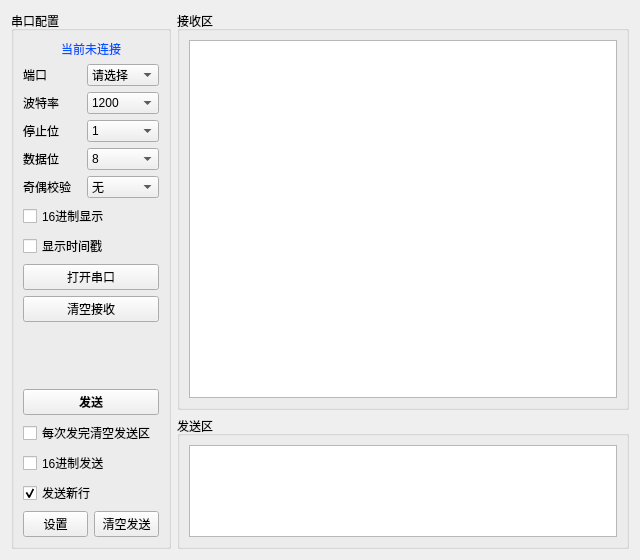
The window that QTosciloscope/widget.ui (BLKDASH/QtShowWave) describes before a commit, drawn with Qt 5.
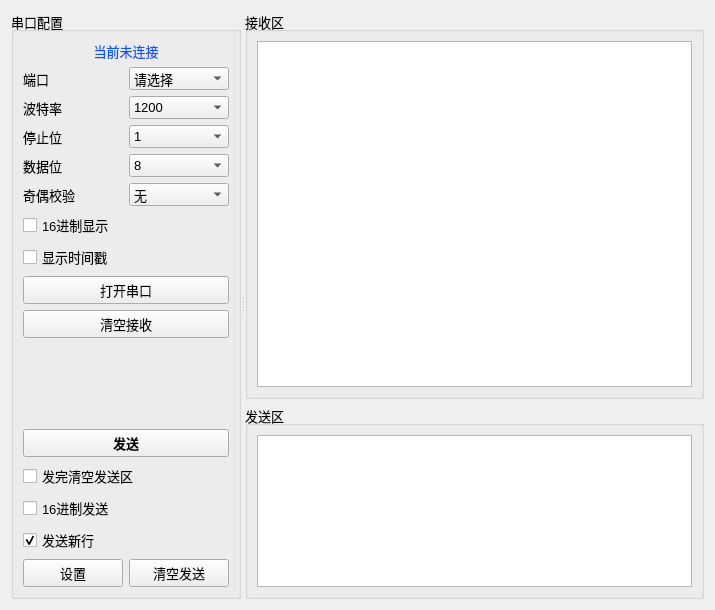
The same window after the commit. Icons and pictures are not drawn. Custom widgets are drawn as their Qt base class.

```diff
--- a/QTosciloscope/widget.ui
+++ b/QTosciloscope/widget.ui
@@ -6,8 +6,8 @@
    <rect>
     <x>0</x>
     <y>0</y>
-    <width>640</width>
-    <height>560</height>
+    <width>715</width>
+    <height>610</height>
    </rect>
   </property>
   <property name="windowTitle">
@@ -17,15 +17,12 @@
    <iconset resource="rec.qrc">
     <normaloff>:/new/prefix1/recf/wave.ico</normaloff>:/new/prefix1/recf/wave.ico</iconset>
   </property>
-  <layout class="QGridLayout" name="gridLayout_4">
+  <layout class="QGridLayout" name="gridLayout_5">
    <item row="0" column="0">
     <widget class="QSplitter" name="splitter">
      <property name="orientation">
       <enum>Qt::Orientation::Horizontal</enum>
      </property>
-     <widget class="QWidget" name="layoutWidget">
-      <layout class="QHBoxLayout" name="horizontalLayout" stretch="1,2">
-       <item>
         <widget class="QGroupBox" name="groupBox">
          <property name="minimumSize">
           <size>
@@ -35,10 +32,21 @@
          </property>
          <property name="maximumSize">
           <size>
-           <width>160</width>
+        <width>230</width>
            <height>16777215</height>
           </size>
          </property>
+      <property name="baseSize">
+       <size>
+        <width>160</width>
+        <height>0</height>
+       </size>
+      </property>
+      <property name="font">
+       <font>
+        <pointsize>10</pointsize>
+       </font>
+      </property>
          <property name="title">
           <string>串口配置</string>
          </property>
@@ -47,6 +55,11 @@
            <layout class="QVBoxLayout" name="verticalLayout_3">
             <item>
              <widget class="QLabel" name="lbConnected">
+           <property name="font">
+            <font>
+             <pointsize>10</pointsize>
+            </font>
+           </property>
               <property name="styleSheet">
                <string notr="true">color: rgb(0, 85, 255)</string>
               </property>
@@ -68,6 +81,11 @@
              <layout class="QGridLayout" name="gridLayout_3">
               <item row="1" column="0">
                <widget class="QLabel" name="label">
+             <property name="font">
+              <font>
+               <pointsize>10</pointsize>
+              </font>
+             </property>
                 <property name="text">
                  <string>端口</string>
                 </property>
@@ -75,6 +93,11 @@
               </item>
               <item row="5" column="1">
                <widget class="QComboBox" name="cbParity">
+             <property name="font">
+              <font>
+               <pointsize>10</pointsize>
+              </font>
+             </property>
                 <property name="currentText">
                  <string>无</string>
                 </property>
@@ -97,6 +120,11 @@
               </item>
               <item row="3" column="0">
                <widget class="QLabel" name="label_3">
+             <property name="font">
+              <font>
+               <pointsize>10</pointsize>
+              </font>
+             </property>
                 <property name="text">
                  <string>停止位</string>
                 </property>
@@ -104,6 +132,11 @@
               </item>
               <item row="4" column="0">
                <widget class="QLabel" name="label_4">
+             <property name="font">
+              <font>
+               <pointsize>10</pointsize>
+              </font>
+             </property>
                 <property name="text">
                  <string>数据位</string>
                 </property>
@@ -111,6 +144,11 @@
               </item>
               <item row="2" column="0">
                <widget class="QLabel" name="label_2">
+             <property name="font">
+              <font>
+               <pointsize>10</pointsize>
+              </font>
+             </property>
                 <property name="text">
                  <string>波特率</string>
                 </property>
@@ -118,9 +156,17 @@
               </item>
               <item row="4" column="1">
                <widget class="QComboBox" name="cbDataBits">
+             <property name="font">
+              <font>
+               <pointsize>10</pointsize>
+              </font>
+             </property>
                 <property name="currentText">
                  <string>8</string>
                 </property>
+             <property name="labelDrawingMode">
+              <enum>QComboBox::LabelDrawingMode::UseStyle</enum>
+             </property>
                 <item>
                  <property name="text">
                   <string>8</string>
@@ -145,6 +191,11 @@
               </item>
               <item row="3" column="1">
                <widget class="QComboBox" name="cbStopBits">
+             <property name="font">
+              <font>
+               <pointsize>10</pointsize>
+              </font>
+             </property>
                 <item>
                  <property name="text">
                   <string>1</string>
@@ -164,6 +215,11 @@
               </item>
               <item row="1" column="1">
                <widget class="MyComboBox" name="cbPortName">
+             <property name="font">
+              <font>
+               <pointsize>10</pointsize>
+              </font>
+             </property>
                 <property name="currentText">
                  <string>请选择</string>
                 </property>
@@ -176,6 +232,11 @@
               </item>
               <item row="5" column="0">
                <widget class="QLabel" name="label_5">
+             <property name="font">
+              <font>
+               <pointsize>10</pointsize>
+              </font>
+             </property>
                 <property name="text">
                  <string>奇偶校验</string>
                 </property>
@@ -183,6 +244,11 @@
               </item>
               <item row="2" column="1">
                <widget class="QComboBox" name="cbBaudRate">
+             <property name="font">
+              <font>
+               <pointsize>10</pointsize>
+              </font>
+             </property>
                 <property name="currentText">
                  <string>1200</string>
                 </property>
@@ -237,6 +303,11 @@
             </item>
             <item>
              <widget class="QCheckBox" name="chk0x16Show">
+           <property name="font">
+            <font>
+             <pointsize>10</pointsize>
+            </font>
+           </property>
               <property name="text">
                <string>16进制显示</string>
               </property>
@@ -244,6 +315,11 @@
             </item>
             <item>
              <widget class="QCheckBox" name="chkTimeShow">
+           <property name="font">
+            <font>
+             <pointsize>10</pointsize>
+            </font>
+           </property>
               <property name="text">
                <string>显示时间戳</string>
               </property>
@@ -254,6 +330,11 @@
             </item>
             <item>
              <widget class="QPushButton" name="open">
+           <property name="font">
+            <font>
+             <pointsize>10</pointsize>
+            </font>
+           </property>
               <property name="text">
                <string>打开串口</string>
               </property>
@@ -261,6 +342,11 @@
             </item>
             <item>
              <widget class="QPushButton" name="clear">
+           <property name="font">
+            <font>
+             <pointsize>10</pointsize>
+            </font>
+           </property>
               <property name="text">
                <string>清空接收</string>
               </property>
@@ -270,6 +356,11 @@
           </item>
           <item>
            <spacer name="verticalSpacer">
+         <property name="font">
+          <font>
+           <pointsize>10</pointsize>
+          </font>
+         </property>
             <property name="orientation">
              <enum>Qt::Orientation::Vertical</enum>
             </property>
@@ -287,6 +378,7 @@
              <widget class="QPushButton" name="send">
               <property name="font">
                <font>
+             <pointsize>10</pointsize>
                 <bold>true</bold>
                </font>
               </property>
@@ -297,13 +389,23 @@
             </item>
             <item>
              <widget class="QCheckBox" name="chkClearAfterSend">
+           <property name="font">
+            <font>
+             <pointsize>10</pointsize>
+            </font>
+           </property>
               <property name="text">
-               <string>每次发完清空发送区</string>
+            <string>发完清空发送区</string>
               </property>
              </widget>
             </item>
             <item>
              <widget class="QCheckBox" name="chk0x16Send">
+           <property name="font">
+            <font>
+             <pointsize>10</pointsize>
+            </font>
+           </property>
               <property name="text">
                <string>16进制发送</string>
               </property>
@@ -311,6 +413,11 @@
             </item>
             <item>
              <widget class="QCheckBox" name="chkNewLine">
+           <property name="font">
+            <font>
+             <pointsize>10</pointsize>
+            </font>
+           </property>
               <property name="text">
                <string>发送新行</string>
               </property>
@@ -326,6 +433,11 @@
               </property>
               <item>
                <widget class="QPushButton" name="openSetButton">
+             <property name="font">
+              <font>
+               <pointsize>10</pointsize>
+              </font>
+             </property>
                 <property name="text">
                  <string>设置</string>
                 </property>
@@ -339,6 +451,11 @@
                   <height>0</height>
                  </size>
                 </property>
+             <property name="font">
+              <font>
+               <pointsize>10</pointsize>
+              </font>
+             </property>
                 <property name="text">
                  <string>清空发送</string>
                 </property>
@@ -350,17 +467,32 @@
           </item>
          </layout>
         </widget>
-       </item>
-       <item>
-        <layout class="QVBoxLayout" name="verticalLayout" stretch="3,1">
+     <widget class="QWidget" name="">
+      <layout class="QVBoxLayout" name="verticalLayout" stretch="2,1">
          <item>
           <widget class="QGroupBox" name="groupBox_2">
+         <property name="font">
+          <font>
+           <pointsize>10</pointsize>
+          </font>
+         </property>
            <property name="title">
             <string>接收区</string>
            </property>
            <layout class="QGridLayout" name="gridLayout_2">
             <item row="0" column="0">
              <widget class="QPlainTextEdit" name="receiveEdit">
+            <property name="font">
+             <font>
+              <pointsize>10</pointsize>
+             </font>
+            </property>
+            <property name="cursor" stdset="0">
+             <cursorShape>IBeamCursor</cursorShape>
+            </property>
+            <property name="mouseTracking">
+             <bool>false</bool>
+            </property>
               <property name="readOnly">
                <bool>true</bool>
               </property>
@@ -377,17 +509,26 @@
          </item>
          <item>
           <widget class="QGroupBox" name="groupBox_3">
+         <property name="font">
+          <font>
+           <pointsize>10</pointsize>
+          </font>
+         </property>
            <property name="title">
             <string>发送区</string>
            </property>
            <layout class="QGridLayout" name="gridLayout">
             <item row="0" column="0">
-             <widget class="QPlainTextEdit" name="sendEdit"/>
-            </item>
-           </layout>
+           <widget class="QPlainTextEdit" name="sendEdit">
+            <property name="font">
+             <font>
+              <pointsize>10</pointsize>
+             </font>
+            </property>
           </widget>
          </item>
         </layout>
+        </widget>
        </item>
       </layout>
      </widget>
```
Lines whose indentation alone changed are shown as unchanged.
